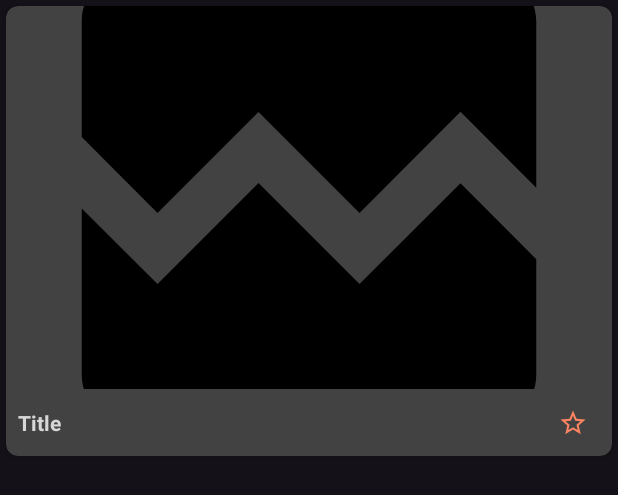
After one commit to michel566/TheMovieDBApp, an Android app: the layout item_favorite.xml on its own in the app's theme, with its tools: preview values and no code run, on a phone screen of 412 x 824 dp. The commit adds this screen. Shown: the top 495 px of the screen. Run offline under Robolectric (Android 15) with nearby library versions, the phone set to English and light mode, and no system bars; network calls fail; Roboto replaces fonts that are not available here.

Commit message:
create layout of favorite and searchview to filter

```diff
--- a/app/src/main/java/com/example/themoviedbapp/ui/fragment/favorites/FavoriteFragment.kt
+++ b/app/src/main/java/com/example/themoviedbapp/ui/fragment/favorites/FavoriteFragment.kt
@@ -17,6 +17,7 @@ import com.example.core.model.MovieDomain
 import com.example.themoviedbapp.R
 import com.example.themoviedbapp.databinding.FragmentFavoriteBinding
 import com.example.themoviedbapp.databinding.FragmentPopularBinding
+import com.example.themoviedbapp.ui.fragment.main.Option
 import com.example.themoviedbapp.ui.fragment.movieadapter.MovieAdapter
 import com.example.themoviedbapp.ui.fragment.popular.viewmodel.PopularViewModel
 import com.example.themoviedbapp.util.animationCancel
@@ -48,7 +49,7 @@ class FavoriteFragment : Fragment() {
     }
 
     private fun initAdapter() {
-        movieAdapter = MovieAdapter(::detail)
+        movieAdapter = MovieAdapter(::detail, Option.FAVORITE)
         val gridLayoutManager = GridLayoutManager(requireContext(),2)
         with(binding.recyclerView){
             scrollToPosition(0)
--- /dev/null
+++ b/app/src/main/res/drawable/ic_close.xml
@@ -0,0 +1,5 @@
+<vector android:height="24dp" android:tint="?backgroundColor"
+    android:viewportHeight="24" android:viewportWidth="24"
+    android:width="24dp" xmlns:android="http://schemas.android.com/apk/res/android">
+    <path android:fillColor="@android:color/white" android:pathData="M19,6.41L17.59,5 12,10.59 6.41,5 5,6.41 10.59,12 5,17.59 6.41,19 12,13.41 17.59,19 19,17.59 13.41,12z"/>
+</vector>
--- a/app/src/main/res/drawable/ic_search.xml
+++ b/app/src/main/res/drawable/ic_search.xml
@@ -1,4 +1,4 @@
-<vector android:height="24dp" android:tint="#000000"
+<vector android:height="24dp" android:tint="?backgroundColor"
     android:viewportHeight="24" android:viewportWidth="24"
     android:width="24dp" xmlns:android="http://schemas.android.com/apk/res/android">
     <path android:fillColor="@android:color/white" android:pathData="M15.5,14h-0.79l-0.28,-0.27C15.41,12.59 16,11.11 16,9.5 16,5.91 13.09,3 9.5,3S3,5.91 3,9.5 5.91,16 9.5,16c1.61,0 3.09,-0.59 4.23,-1.57l0.27,0.28v0.79l5,4.99L20.49,19l-4.99,-5zM9.5,14C7.01,14 5,11.99 5,9.5S7.01,5 9.5,5 14,7.01 14,9.5 11.99,14 9.5,14z"/>
--- /dev/null
+++ b/app/src/main/res/drawable/ic_star_fill.xml
@@ -0,0 +1,5 @@
+<vector android:height="24dp" android:tint="?colorPrimary"
+    android:viewportHeight="24" android:viewportWidth="24"
+    android:width="24dp" xmlns:android="http://schemas.android.com/apk/res/android">
+    <path android:fillColor="@android:color/white" android:pathData="M12,17.27L18.18,21l-1.64,-7.03L22,9.24l-7.19,-0.61L12,2 9.19,8.63 2,9.24l5.46,4.73L5.82,21z"/>
+</vector>
--- /dev/null
+++ b/app/src/main/res/drawable/ic_star_rating.xml
@@ -0,0 +1,5 @@
+<?xml version="1.0" encoding="utf-8"?>
+<selector xmlns:android="http://schemas.android.com/apk/res/android">
+    <item android:drawable="@drawable/ic_star_fill" android:state_checked="true"/>
+    <item android:drawable="@drawable/ic_star_unfill" android:state_checked="false"/>
+</selector>
--- /dev/null
+++ b/app/src/main/res/drawable/ic_star_unfill.xml
@@ -0,0 +1,5 @@
+<vector android:height="24dp" android:tint="?colorPrimary"
+    android:viewportHeight="24" android:viewportWidth="24"
+    android:width="24dp" xmlns:android="http://schemas.android.com/apk/res/android">
+    <path android:fillColor="@android:color/white" android:pathData="M22,9.24l-7.19,-0.62L12,2 9.19,8.63 2,9.24l5.46,4.73L5.82,21 12,17.27 18.18,21l-1.63,-7.03L22,9.24zM12,15.4l-3.76,2.27 1,-4.28 -3.32,-2.88 4.38,-0.38L12,6.1l1.71,4.04 4.38,0.38 -3.32,2.88 1,4.28L12,15.4z"/>
+</vector>
--- a/app/src/main/res/layout/fragment_popular.xml
+++ b/app/src/main/res/layout/fragment_popular.xml
@@ -1,5 +1,6 @@
 <?xml version="1.0" encoding="utf-8"?>
 <FrameLayout xmlns:android="http://schemas.android.com/apk/res/android"
+    xmlns:app="http://schemas.android.com/apk/res-auto"
     xmlns:tools="http://schemas.android.com/tools"
     android:layout_width="match_parent"
     android:layout_height="match_parent"
--- /dev/null
+++ b/app/src/main/res/layout/item_favorite.xml
@@ -0,0 +1,66 @@
+<?xml version="1.0" encoding="utf-8"?>
+<androidx.cardview.widget.CardView xmlns:android="http://schemas.android.com/apk/res/android"
+    xmlns:app="http://schemas.android.com/apk/res-auto"
+    xmlns:tools="http://schemas.android.com/tools"
+    android:layout_width="match_parent"
+    android:layout_height="300dp"
+    android:layout_margin="4dp"
+    android:focusable="true"
+    android:foreground="?android:attr/selectableItemBackground"
+    app:cardCornerRadius="8dp">
+
+    <androidx.constraintlayout.widget.ConstraintLayout
+        android:layout_width="match_parent"
+        android:layout_height="match_parent">
+
+        <androidx.constraintlayout.widget.Guideline
+            android:id="@+id/h_gl_item_favorite"
+            android:layout_width="wrap_content"
+            android:layout_height="wrap_content"
+            android:orientation="horizontal"
+            app:layout_constraintGuide_percent="0.85" />
+
+        <androidx.appcompat.widget.AppCompatImageView
+            android:id="@+id/image"
+            android:layout_width="match_parent"
+            android:layout_height="0dp"
+            android:focusable="true"
+            android:scaleType="centerCrop"
+            app:layout_constraintBottom_toTopOf="@+id/h_gl_item_favorite"
+            app:layout_constraintEnd_toEndOf="parent"
+            app:layout_constraintStart_toStartOf="parent"
+            app:layout_constraintTop_toTopOf="parent"
+            app:srcCompat="@drawable/baseline_broken"
+            tools:ignore="ContentDescription"
+            tools:srcCompat="@tools:sample/avatars" />
+
+        <androidx.appcompat.widget.AppCompatTextView
+            android:id="@+id/name"
+            android:layout_width="0dp"
+            android:layout_height="wrap_content"
+            android:layout_marginStart="8dp"
+            android:layout_marginEnd="16dp"
+            android:ellipsize="end"
+            android:maxLines="1"
+            android:textAllCaps="false"
+            android:textSize="14sp"
+            android:textStyle="bold"
+            app:layout_constraintBottom_toBottomOf="parent"
+            app:layout_constraintEnd_toStartOf="@+id/ib_favorite"
+            app:layout_constraintStart_toStartOf="parent"
+            app:layout_constraintTop_toTopOf="@+id/h_gl_item_favorite"
+            tools:text="Title" />
+
+        <androidx.appcompat.widget.AppCompatImageView
+            android:id="@+id/ib_favorite"
+            android:layout_width="20dp"
+            android:layout_height="20dp"
+            android:layout_marginEnd="16dp"
+            android:src="@drawable/ic_star_rating"
+            app:layout_constraintBottom_toBottomOf="parent"
+            app:layout_constraintEnd_toEndOf="parent"
+            app:layout_constraintTop_toTopOf="@+id/h_gl_item_favorite" />
+
+    </androidx.constraintlayout.widget.ConstraintLayout>
+
+</androidx.cardview.widget.CardView>
```
Also changed, not shown: app/src/main/java/com/example/themoviedbapp/ui/fragment/favorites/FavoriteViewHolder.kt (added, +35 -0 lines), app/src/main/java/com/example/themoviedbapp/ui/fragment/main/MainFragment.kt (+58 -4 lines), app/src/main/java/com/example/themoviedbapp/ui/fragment/movieadapter/MovieAdapter.kt (+15 -5 lines), app/src/main/java/com/example/themoviedbapp/ui/fragment/movieadapter/MovieViewHolder.kt (+12 -25 lines), app/src/main/java/com/example/themoviedbapp/ui/fragment/popular/PopularFragment.kt (+7 -1 lines), app/src/main/java/com/example/themoviedbapp/ui/fragment/popular/PopularViewHolder.kt (added, +40 -0 lines), app/src/main/res/layout/fragment_main.xml (+55 -4 lines), app/src/main/res/layout/item_movie.xml (deleted, +0 -34 lines), app/src/main/res/layout/item_popular.xml (added, +77 -0 lines), app/src/main/res/values/themes.xml (+10 -0 lines).
